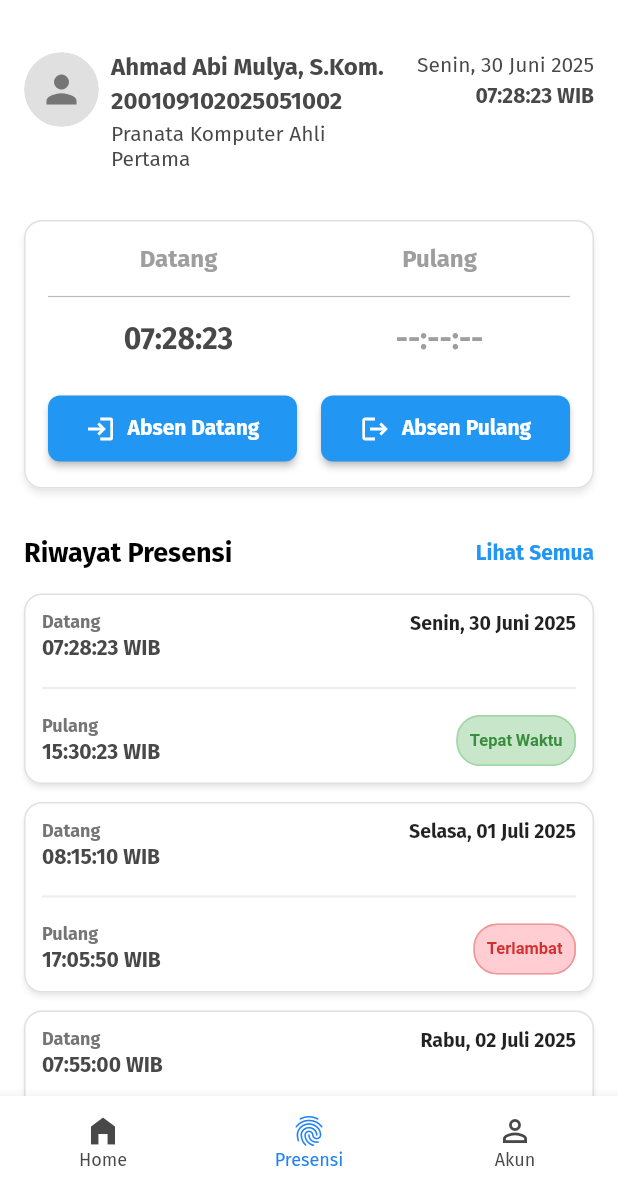
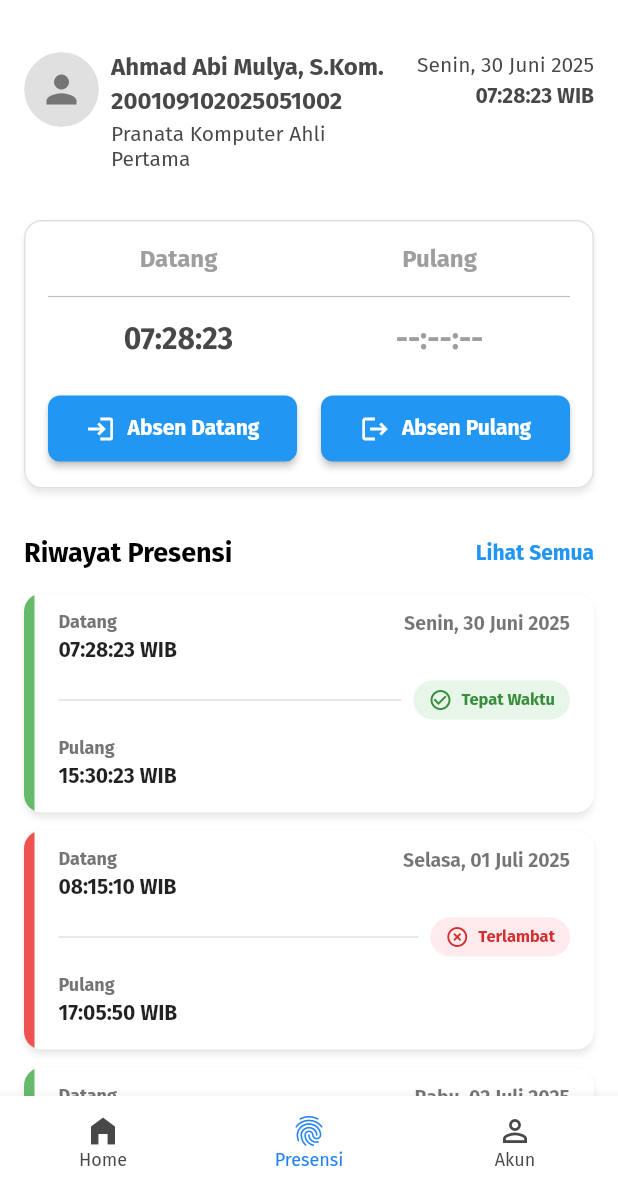
Before and after one commit to AbiMulLyA/sadasbor_v2, a Flutter app: the screen it shows after launch, item 2 of the bottom bar chosen, on a phone screen of 412 x 824 dp, the part 56-1236 px from its top. Run offline on Flutter 3.47's test engine with Material 3 defaults, Android fonts, the phone set to English and light mode, and no system bars; drawn by our look-alikes of cached_network_image; our stand-ins replace auto_route, bloc, connectivity_plus, dio, easy_localization, equatable and 12 more; network calls fail; statements that could not run were skipped.

Commit message:
Create history presensi card v1

```diff
--- a/lib/features/presensi/presentation/pages/presensi_history_view.dart
+++ b/lib/features/presensi/presentation/pages/presensi_history_view.dart
@@ -48,37 +48,43 @@ class PresensiHistoryView extends HookWidget {
     ];
 
     final subTextStyle = TextStyle(color: Colors.grey[600], fontWeight: FontWeight.bold, fontSize: 12);
-    final mainTimeStyle = const TextStyle(fontWeight: FontWeight.bold, fontSize: 14);
-    final dateStyle = const TextStyle(fontWeight: FontWeight.bold, fontSize: 13, color: Colors.black87);
+    final mainTimeStyle = const TextStyle(fontWeight: FontWeight.bold, fontSize: 14, color: Colors.black87);
+    final dateStyle = const TextStyle(fontWeight: FontWeight.bold, fontSize: 13, color: Colors.black54);
 
-    Widget buildStatusChip(String status, bool isTepatWaktu) {
-      return Chip(
-        padding: const EdgeInsets.symmetric(horizontal: 8, vertical: 0),
-        label: Text(
+    // Widget baru untuk menampilkan status dengan lebih jelas
+    Widget buildStatusDisplay(String status, bool isTepatWaktu) {
+      IconData statusIconData = isTepatWaktu ? Icons.check_circle_outline : Icons.highlight_off;
+      Color statusColor = isTepatWaktu ? Colors.green.shade700 : Colors.red.shade700;
+      Color backgroundColor = isTepatWaktu ? Colors.green.shade50 : Colors.red.shade50;
+
+      return Container(
+        padding: const EdgeInsets.symmetric(horizontal: 10, vertical: 5),
+        decoration: BoxDecoration(
+          color: backgroundColor,
+          borderRadius: BorderRadius.circular(20),
+        ),
+        child: Row(
+          mainAxisSize: MainAxisSize.min,
+          children: [
+            Icon(statusIconData, color: statusColor, size: 16),
+            const SizedBox(width: 6),
+            Text(
               status,
               style: TextStyle(
-            color: isTepatWaktu ? Colors.green[700] : Colors.red[700],
+                color: statusColor,
                 fontWeight: FontWeight.bold,
                 fontSize: 11,
               ),
             ),
-        backgroundColor: isTepatWaktu ? Colors.green[100] : Colors.red[100],
-        shape: RoundedRectangleBorder(
-          borderRadius: BorderRadius.circular(16),
-          side: BorderSide(
-            color: isTepatWaktu ? Colors.green[200]! : Colors.red[200]!,
-            width: 1
+          ],
         ),
-        ),
-        labelPadding: EdgeInsets.zero, // Remove default padding if any
-        materialTapTargetSize: MaterialTapTargetSize.shrinkWrap, // To make chip smaller
       );
     }
 
     return Padding(
       padding: const EdgeInsets.all(16.0),
       child: Column(
-        mainAxisSize: MainAxisSize.min, // Agar Column hanya setinggi kontennya
+        mainAxisSize: MainAxisSize.min,
         crossAxisAlignment: CrossAxisAlignment.start,
         children: <Widget>[
           // Header Row
@@ -103,7 +109,7 @@ class PresensiHistoryView extends HookWidget {
                   style: TextStyle(
                     fontSize: 14,
                     fontWeight: FontWeight.bold,
-                    color: Colors.blue, // Menggunakan warna primer tema
+                    color: Colors.blue,
                   ),
                 ),
               ),
@@ -113,72 +119,82 @@ class PresensiHistoryView extends HookWidget {
 
           // List Card (Maksimal 3)
           ListView.separated(
-            itemCount: historyList.length > 3 ? 3 : historyList.length, // Batasi maksimal 3 item
-            shrinkWrap: true, // Agar ListView menyesuaikan dengan kontennya di dalam Column
-            physics: const NeverScrollableScrollPhysics(), // Non-scrollable karena sudah di dalam Column
+            itemCount: historyList.length > 3 ? 3 : historyList.length,
+            shrinkWrap: true,
+            physics: const NeverScrollableScrollPhysics(),
             separatorBuilder: (context, index) => const SizedBox(height: 12),
             itemBuilder: (context, index) {
               final item = historyList[index];
               return Card(
                 color: Colors.white,
-                elevation: 1.5,
+                elevation: 2.0,
                 shape: RoundedRectangleBorder(
                   borderRadius: BorderRadius.circular(12.0),
-                  side: BorderSide(color: Colors.grey[300]!, width: 1.0),
                 ),
+                clipBehavior: Clip.antiAlias,
+                child: IntrinsicHeight(
+                  child: Row(
+                    crossAxisAlignment: CrossAxisAlignment.stretch,
+                    children: <Widget>[
+                      // Bilah Warna Vertikal
+                      Container(
+                        width: 7.0,
+                        color: item.tepatWaktu ? Colors.green.shade400 : Colors.red.shade400,
+                      ),
+                      // Konten Utama Kartu
+                      Expanded(
                         child: Padding(
-                  padding: const EdgeInsets.all(12.0),
+                          padding: const EdgeInsets.symmetric(horizontal: 16.0, vertical: 12.0),
                           child: Column(
+                            mainAxisSize: MainAxisSize.min,
+                            crossAxisAlignment: CrossAxisAlignment.start,
                             children: <Widget>[
-                      // Row Datang
+                              // ROW: DATANG (Kiri) & TANGGAL (Kanan)
                               Row(
                                 mainAxisAlignment: MainAxisAlignment.spaceBetween,
+                                crossAxisAlignment: CrossAxisAlignment.start, // Agar align dengan "Datang"
+                                children: [
+                                  Column(
                                     crossAxisAlignment: CrossAxisAlignment.start,
-                        children: <Widget>[
-                          Flexible( // Untuk fleksibilitas
-                            child: Column(
-                              crossAxisAlignment: CrossAxisAlignment.start,
-                              children: <Widget>[
+                                    children: [
                                       Text("Datang", style: subTextStyle),
-                                const SizedBox(height: 2),
+                                      const SizedBox(height: 3),
                                       Text(item.jamDatang, style: mainTimeStyle),
                                     ],
                                   ),
-                          ),
-                          Flexible( // Untuk fleksibilitas
-                            child: Text(
+                                  Text(
                                     item.tanggal,
                                     style: dateStyle,
                                     textAlign: TextAlign.end,
                                   ),
-                          ),
                                 ],
                               ),
-                      const SizedBox(height: 10),
-                      Divider(color: Colors.grey[200], thickness: 1.5,),
-                      const SizedBox(height: 10),
-                      // Row Pulang
+                              const SizedBox(height: 12),
+
+                              // ROW: DIVIDER (Expanded) & STATUS
                               Row(
-                        mainAxisAlignment: MainAxisAlignment.spaceBetween,
-                        crossAxisAlignment: CrossAxisAlignment.start,
-                        children: <Widget>[
-                          Flexible( // Untuk fleksibilitas
-                            child: Column(
-                              crossAxisAlignment: CrossAxisAlignment.start,
-                              children: <Widget>[
+                                crossAxisAlignment: CrossAxisAlignment.center,
+                                children: [
+                                  Expanded(
+                                    child: Container(
+                                      height: 1.0,
+                                      color: Colors.grey[300],
+                                      margin: const EdgeInsets.only(right: 8.0), // Jarak ke status
+                                    ),
+                                  ),
+                                  buildStatusDisplay(item.statusKehadiran, item.tepatWaktu),
+                                ],
+                              ),
+                              const SizedBox(height: 12),
+
+                              // PULANG
                               Text("Pulang", style: subTextStyle),
-                                const SizedBox(height: 2),
+                              const SizedBox(height: 3),
                               Text(item.jamPulang, style: mainTimeStyle),
+                              const SizedBox(height: 4),
                             ],
                           ),
                         ),
-                          Flexible( // Untuk fleksibilitas
-                            child: Align(
-                              alignment: Alignment.centerRight,
-                              child: buildStatusChip(item.statusKehadiran, item.tepatWaktu)
-                            )
-                          ),
-                        ],
                       ),
                     ],
                   ),
```
Lines whose indentation alone changed are shown as unchanged.
